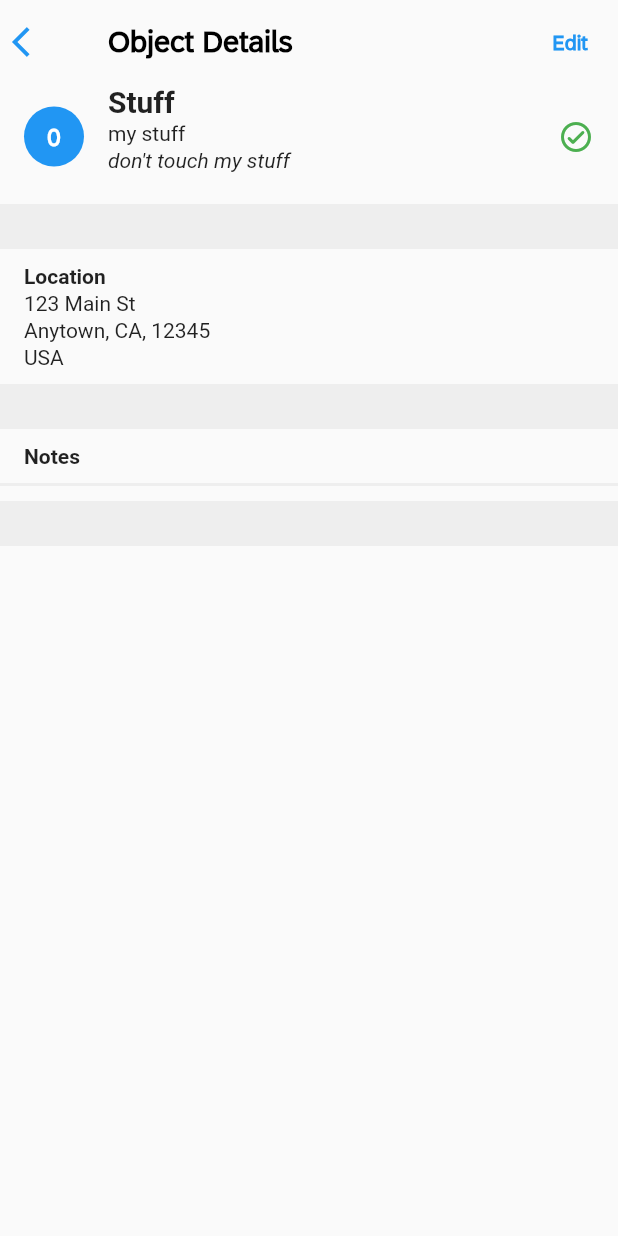
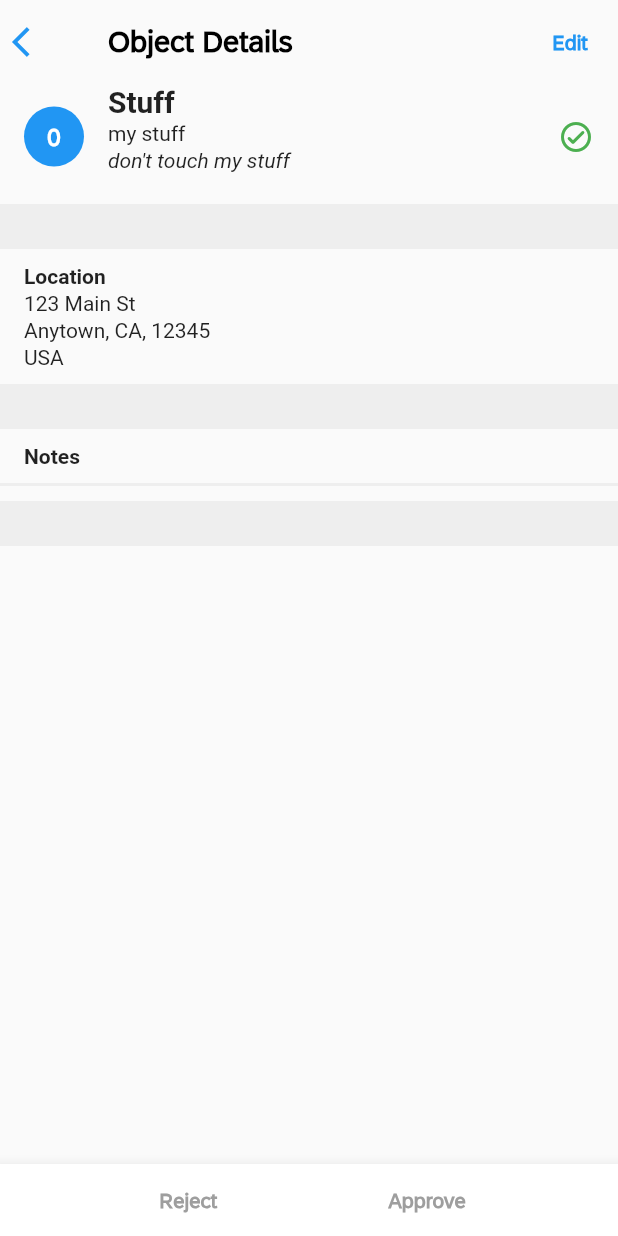
Before and after one commit to MindsetConsulting/com.mindset.ipv.fiori_flutter, a Flutter app: the screen it shows after launch, after a tap on the "arrow forward ios" icon, on a phone screen of 412 x 824 dp. Run offline on Flutter 3.47's test engine with Material 2 defaults, Android fonts, the phone set to English and light mode, and no system bars.

Commit message:
Approve, Reject buttons and confirmation dialogs added and working

```diff
--- a/lib/main.dart
+++ b/lib/main.dart
@@ -37,7 +37,7 @@ class _ListReportPageState extends State<ListReportPage> {
       'state': 'CA',
       'zipCode': '12345',
       'country': 'USA',
-      'notes': 'This is a note',
+      'notes': 'This is a note|This is another note',
     },
     {
       'id': '1',
@@ -334,8 +334,16 @@ class _ListReportPageState extends State<ListReportPage> {
                               Navigator.push(
                                 context,
                                 MaterialPageRoute(
-                                  builder: (context) =>
-                                      ObjectDetailPage(item: _items[index]),
+                                  builder: (context) => ObjectDetailPage(
+                                    item: _items[index],
+                                    updateItemStatus: (updatedItem) {
+                                      setState(() {
+                                        int index = _items.indexWhere((item) =>
+                                            item['id'] == updatedItem['id']);
+                                        _items[index] = updatedItem;
+                                      });
+                                    },
+                                  ),
                                 ),
                               );
                             },
@@ -449,10 +457,82 @@ class _ListReportPageState extends State<ListReportPage> {
   }
 }
 
-class ObjectDetailPage extends StatelessWidget {
+
+
+class ObjectDetailPage extends StatefulWidget {
   final Map<String, String> item;
+  final Function(Map<String, String>) updateItemStatus;
 
-  const ObjectDetailPage({Key? key, required this.item}) : super(key: key);
+  const ObjectDetailPage({
+    Key? key,
+    required this.item,
+    required this.updateItemStatus,
+  }) : super(key: key);
+
+  @override
+  _ObjectDetailPageState createState() => _ObjectDetailPageState();
+}
+
+class _ObjectDetailPageState extends State<ObjectDetailPage> {
+  String _status = '';
+
+  @override
+  void initState() {
+    super.initState();
+    _status = widget.item['status']!;
+  }
+
+  void _updateStatus(String newStatus) {
+    setState(() {
+      _status = newStatus;
+    });
+    widget.updateItemStatus({...widget.item, 'status': newStatus});
+  }
+
+  void _showConfirmationDialog(String action) {
+    String title = '';
+    String message = '';
+    String confirmText = '';
+
+    if (action == 'Approve') {
+      title = 'Confirm Approval';
+      message = 'Are you sure you want to approve this item?';
+      confirmText = 'Approve';
+    } else if (action == 'Reject') {
+      title = 'Confirm Rejection';
+      message = 'Are you sure you want to reject this item?';
+      confirmText = 'Reject';
+    }
+
+    showDialog(
+      context: context,
+      builder: (BuildContext context) {
+        return AlertDialog(
+          title: Text(title),
+          content: Text(message),
+          actions: <Widget>[
+            TextButton(
+              onPressed: () {
+                Navigator.of(context).pop();
+              },
+              child: const Text('Cancel'),
+            ),
+            ElevatedButton(
+              onPressed: () {
+                if (action == 'Approve') {
+                  _updateStatus('Approved');
+                } else if (action == 'Reject') {
+                  _updateStatus('Rejected');
+                }
+                Navigator.of(context).pop();
+              },
+              child: Text(confirmText),
+            ),
+          ],
+        );
+      },
+    );
+  }
 
   @override
   Widget build(BuildContext context) {
@@ -511,7 +591,7 @@ class ObjectDetailPage extends StatelessWidget {
                       CircleAvatar(
                         backgroundColor: Colors.blue,
                         child: Text(
-                          '${item['id']}',
+                          '${widget.item['id']}',
                           style: const TextStyle(
                             fontFamily: 'SAP72',
                             fontWeight: FontWeight.bold,
@@ -525,7 +605,7 @@ class ObjectDetailPage extends StatelessWidget {
                           crossAxisAlignment: CrossAxisAlignment.start,
                           children: [
                             Text(
-                              '${item['item']}',
+                              '${widget.item['item']}',
                               style: const TextStyle(
                                 fontSize: 20,
                                 fontWeight: FontWeight.bold,
@@ -533,14 +613,14 @@ class ObjectDetailPage extends StatelessWidget {
                             ),
                             const SizedBox(height: 2),
                             Text(
-                              '${item['description']}',
+                              '${widget.item['description']}',
                               style: const TextStyle(
                                 fontSize: 14,
                               ),
                             ),
                             const SizedBox(height: 2),
                             Text(
-                              '${item['additionalInfo']}',
+                              '${widget.item['additionalInfo']}',
                               style: const TextStyle(
                                 fontSize: 14,
                                 fontStyle: FontStyle.italic,
@@ -551,14 +631,14 @@ class ObjectDetailPage extends StatelessWidget {
                       ),
                       const SizedBox(width: 16),
                       Icon(
-                        item['status'] == 'Approved'
+                        _status == 'Approved'
                             ? Icons.check_circle_outline_rounded
-                            : item['status'] == 'Pending'
+                            : _status == 'Pending'
                                 ? Icons.pending_actions
                                 : Icons.cancel_outlined,
-                        color: item['status'] == 'Approved'
+                        color: _status == 'Approved'
                             ? Colors.green
-                            : item['status'] == 'Pending'
+                            : _status == 'Pending'
                                 ? Colors.blue
                                 : Colors.red,
                       ),
@@ -590,21 +670,21 @@ class ObjectDetailPage extends StatelessWidget {
                     ),
                     const SizedBox(height: 2),
                     Text(
-                      '${item['street']}',
+                      '${widget.item['street']}',
                       style: const TextStyle(
                         fontSize: 14,
                       ),
                     ),
                     const SizedBox(height: 2),
                     Text(
-                      '${item['city']?.isNotEmpty ?? false ? '${item['city']}, ' : ''}${item['state']?.isNotEmpty ?? false ? '${item['state']}, ' : ''}${item['zipCode']?.isNotEmpty ?? false ? '${item['zipCode']}' : ''}',
+                      '${widget.item['city']?.isNotEmpty ?? false ? '${widget.item['city']}, ' : ''}${widget.item['state']?.isNotEmpty ?? false ? '${widget.item['state']}, ' : ''}${widget.item['zipCode']?.isNotEmpty ?? false ? '${widget.item['zipCode']}' : ''}',
                       style: const TextStyle(
                         fontSize: 14,
                       ),
                     ),
                     const SizedBox(height: 2),
                     Text(
-                      '${item['country']}',
+                      '${widget.item['country']}',
                       style: const TextStyle(
                         fontSize: 14,
                       ),
@@ -651,6 +731,63 @@ class ObjectDetailPage extends StatelessWidget {
           ],
         ),
       ),
+      bottomNavigationBar: BottomAppBar(
+        child: Row(
+          mainAxisAlignment: MainAxisAlignment.spaceEvenly,
+          children: [
+            _status == 'Approved' || _status == 'Rejected'
+                ? const TextButton(
+                    onPressed: null,
+                    child: Text(
+                      'Reject',
+                      style: TextStyle(
+                        fontFamily: 'SAP72',
+                        fontWeight: FontWeight.bold,
+                        color: Colors.grey,
+                      ),
+                    ),
+                  )
+                : TextButton(
+                    onPressed: () {
+                      _showConfirmationDialog('Reject');
+                    },
+                    child: const Text(
+                      'Reject',
+                      style: TextStyle(
+                        fontFamily: 'SAP72',
+                        fontWeight: FontWeight.bold,
+                        color: Colors.red,
+                      ),
+                    ),
+                  ),
+            _status == 'Approved' || _status == 'Rejected'
+                ? const TextButton(
+                    onPressed: null,
+                    child: Text(
+                      'Approve',
+                      style: TextStyle(
+                        fontFamily: 'SAP72',
+                        fontWeight: FontWeight.bold,
+                        color: Colors.grey,
+                      ),
+                    ),
+                  )
+                : TextButton(
+                    onPressed: () {
+                      _showConfirmationDialog('Approve');
+                    },
+                    child: const Text(
+                      'Approve',
+                      style: TextStyle(
+                        fontFamily: 'SAP72',
+                        fontWeight: FontWeight.bold,
+                        color: Colors.green,
+                      ),
+                    ),
+                  ),
+          ],
+        ),
+      ),
     );
   }
 }
```
